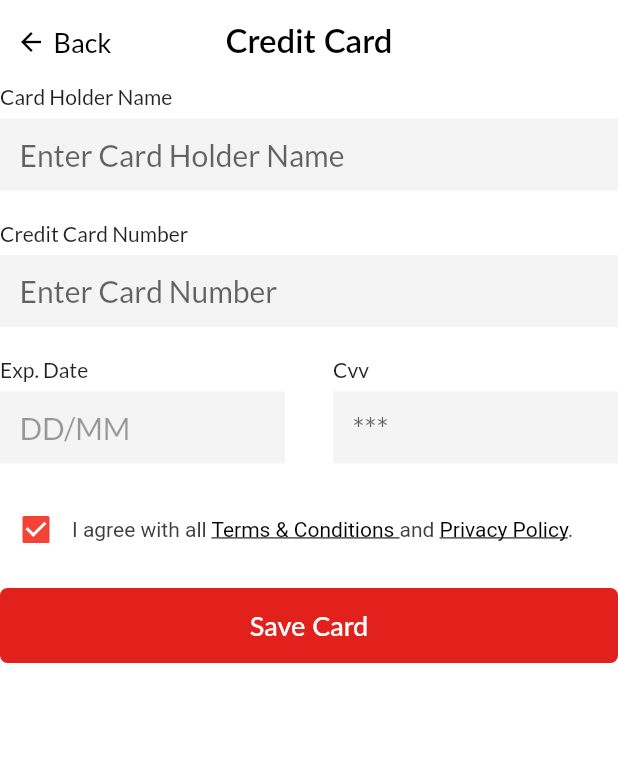
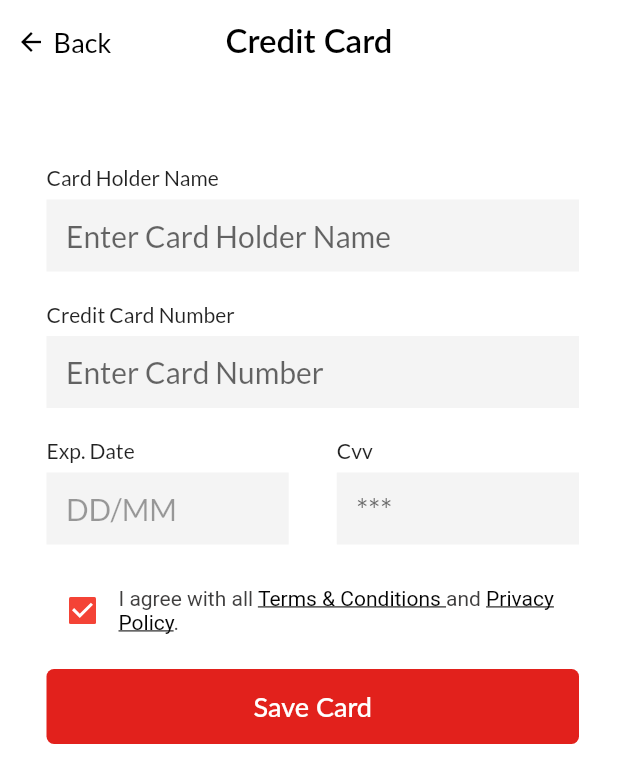
Before and after one commit to anilabansal/TableBooking, a Flutter app: the AddCreditCardDetailsView screen opened by its route, on a phone screen of 412 x 824 dp. Shown: the top 783 px of the screen. Run offline on Flutter 3.47's test engine with Material 2 defaults, Android fonts, the phone set to English and light mode, and no system bars; our stand-ins replace country_picker, flutter_rating_bar, flutter_switch, flutter_toggle_tab, get, pinput; missing offline and left inert: country_phone_code_picker, credit_card_scanner, staggered_grid_view_flutter.

Commit message:
Comment Common fixes

```diff
--- a/lib/view/payment/widgets/add_card_details_body.dart
+++ b/lib/view/payment/widgets/add_card_details_body.dart
@@ -11,7 +11,10 @@ class AddCardDetailsBody extends StatelessWidget {
 
   @override
   Widget build(BuildContext context) {
-    return SingleChildScrollView(
+    return SafeArea(
+      child: Padding(
+        padding: EdgeInsets.only(left: 31.0, right: 26, top: 54),
+        child: SingleChildScrollView(
           child: Column(
             crossAxisAlignment: CrossAxisAlignment.start,
             children: <Widget>[
@@ -36,6 +39,8 @@ class AddCardDetailsBody extends StatelessWidget {
               ),
             ],
           ),
+        ),
+      ),
     );
   }
 }
```
Lines whose indentation alone changed are shown as unchanged.
